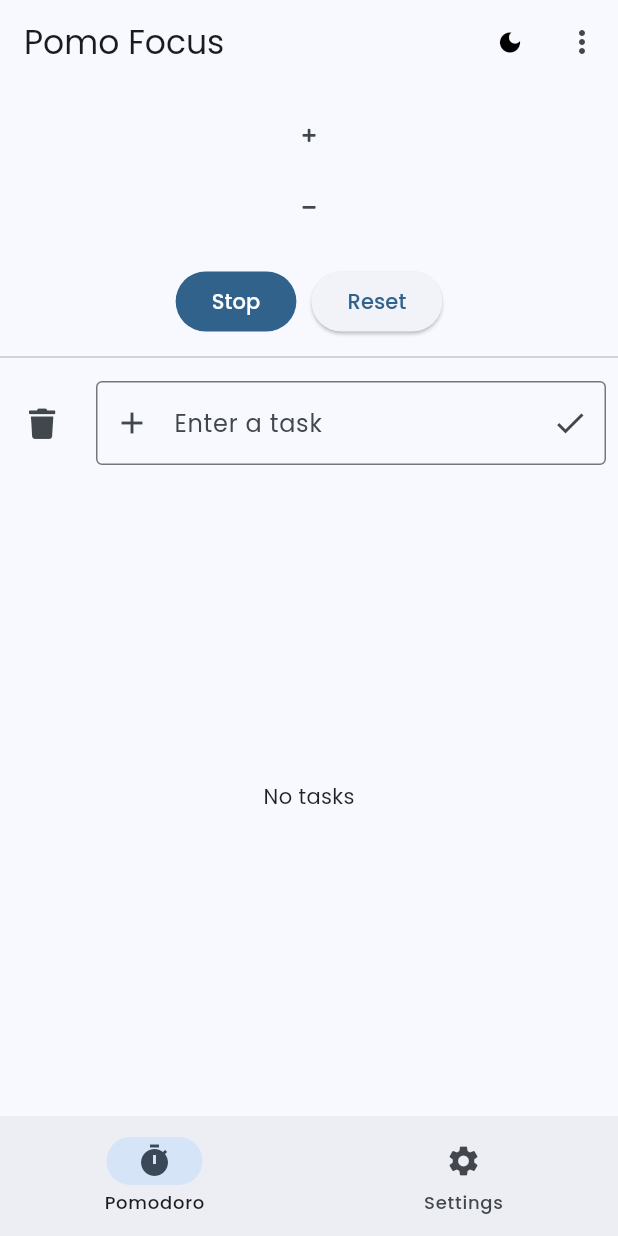
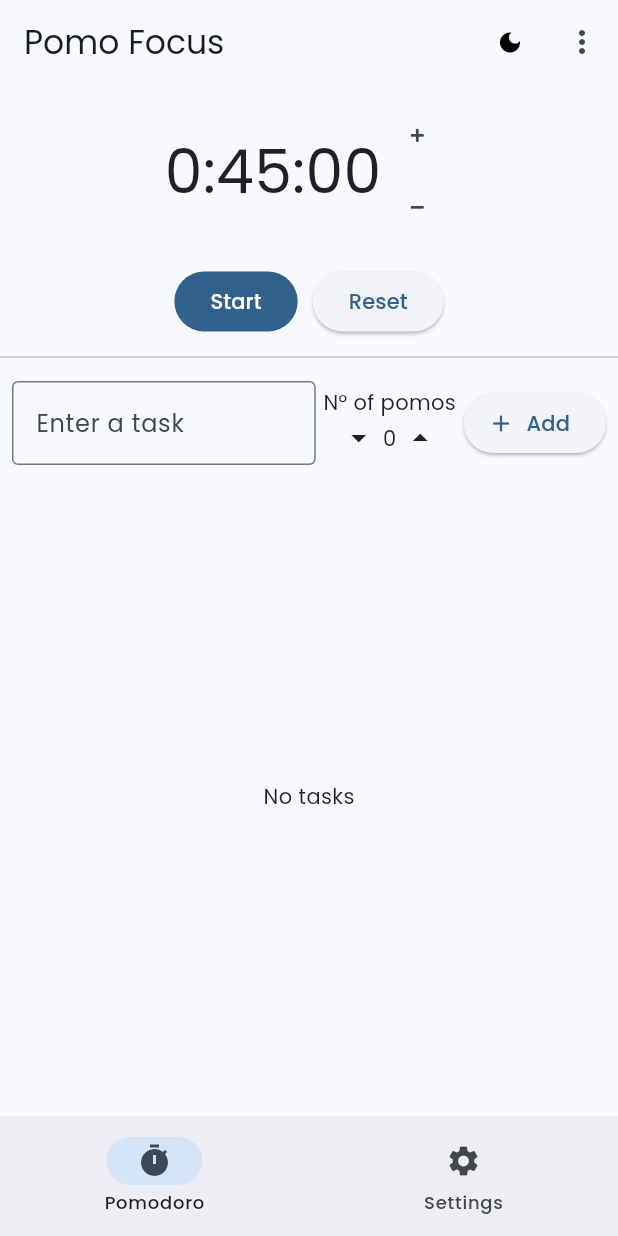
Before and after one commit to zeykafx/flutter_pomodoro_timer_app, a Flutter app: the first screen one second after launch, on a phone screen of 412 x 824 dp. Run offline on Flutter 3.47's test engine with Material 2 defaults, Android fonts, the phone set to English and light mode, and no system bars; our stand-ins replace audioplayers, fluttericon, get, get_storage, google_fonts, styled_widget; missing offline and left inert: audioplayers_web, enum_to_string.

Commit message:
Added pomo counter

```diff
--- a/lib/Pages/Pomo/Tasks/task.dart
+++ b/lib/Pages/Pomo/Tasks/task.dart
@@ -10,12 +10,21 @@
   int id;
   String content;
   TaskType taskType;
+  int plannedPomos;
+  int pomosDone;
 
   Task({
     required this.id,
     required this.content,
     required this.taskType,
+    required this.plannedPomos,
+    required this.pomosDone,
   });
+
+  int incrementPomos() {
+    pomosDone++;
+    return pomosDone;
+  }
 
   TaskType changeType(TaskType newType) {
     taskType = newType;
@@ -31,7 +40,9 @@
     return {
       "id": id,
       "content": content,
-      "taskType": EnumToString.convertToString(taskType)
+      "taskType": EnumToString.convertToString(taskType),
+      "plannedPomos": plannedPomos,
+      "pomosDone": pomosDone
     };
   }
 }
--- a/lib/Pages/Pomo/Tasks/task_input.dart
+++ b/lib/Pages/Pomo/Tasks/task_input.dart
@@ -3,7 +3,9 @@
 import 'package:flutter/foundation.dart';
 import 'package:flutter/material.dart';
 import 'package:flutter_pomodoro_timer_app/Pages/Pomo/Tasks/task.dart';
+import 'package:fluttericon/font_awesome5_icons.dart';
 import 'package:get_storage/get_storage.dart';
+import 'package:styled_widget/styled_widget.dart';
 
 class TaskInput extends StatefulWidget {
   const TaskInput({Key? key, required this.taskListFunction}) : super(key: key);
@@ -29,6 +31,7 @@
   Random random = Random();
   late int hintIdx;
   GetStorage box = GetStorage();
+  int numberOfPomos = 0;
 
   @override
   void initState() {
@@ -42,20 +45,41 @@
     Task newTask = Task(
       id: tasksJson.isNotEmpty ? tasksJson.last["id"] + 1 : 0,
       content: textFieldValue,
-        taskType: TaskType.notStarted
+      taskType: TaskType.notStarted,
+      plannedPomos: numberOfPomos,
+      pomosDone: 0,
     );
 
     // add the new task to the list in the 'json' format and write that to the box
     tasksJson.add(newTask.toJson());
     box.write("Tasks", tasksJson);
 
+    setState(() {
+      numberOfPomos = 0;
+    });
+
     return newTask;
+  }
+
+  void incrementNumberOfPomos(int number) {
+    setState(() {
+      numberOfPomos += number;
+    });
+  }
+
+  void decrementNumberOfPomos(int number) {
+    if (numberOfPomos > 0) {
+      incrementNumberOfPomos(-number);
+    }
   }
 
   @override
   Widget build(BuildContext context) {
-    return  Padding(
+    return Padding(
       padding: const EdgeInsets.all(8.0),
+      child: Row(
+        children: [
+          Expanded(
             child: TextField(
               controller: textEditingController,
               onTap: () {
@@ -64,28 +88,60 @@
                 });
               },
               onSubmitted: (String value) {
-          if (kDebugMode) {
-            print(value);
-          }
                 Task task = createTask(value);
                 widget.taskListFunction(task);
                 textEditingController.clear();
               },
               decoration: InputDecoration(
-            prefixIcon: const Icon(Icons.add),
+                // prefixIcon: const Icon(Icons.add),
                 border: const OutlineInputBorder(),
                 hintText: hintTexts[hintIdx],
                 labelText: "Enter a task",
-            suffixIcon: IconButton(
-              icon: const Icon(Icons.check),
+              ),
+            ),
+          ),
+          Padding(
+            padding: const EdgeInsets.fromLTRB(5, 0, 5, 0),
+            child: Column(
+              children: [
+                const Text("N° of pomos"),
+                [
+                  InkWell(
+                    borderRadius: const BorderRadius.all(Radius.circular(20)),
+                    child: const Icon(Icons.arrow_drop_down),
+                    onTap: () => decrementNumberOfPomos(1),
+                  ),
+                  Padding(
+                    padding: const EdgeInsets.all(4.0),
+                    child: Text("$numberOfPomos"),
+                  ),
+                  InkWell(
+                    borderRadius: const BorderRadius.all(Radius.circular(20)),
+                    child: const Icon(Icons.arrow_drop_up),
+                      onTap: () => incrementNumberOfPomos(1),
+                  ),
+
+                ].toRow(
+                    mainAxisAlignment: MainAxisAlignment.center,
+                    separator: const Padding(padding: EdgeInsets.all(0))
+                ),
+              ],
+            ),
+          ),
+
+          ElevatedButton.icon(
+            icon: const Icon(Icons.add),
+            label: const Text("Add"),
             onPressed: () {
+              if (textEditingController.text.isNotEmpty) {
                 Task task = createTask(textEditingController.text);
                 widget.taskListFunction(task);
                 textEditingController.clear();
+              }
             },
-              tooltip: "Done",
+
           ),
-        ),
+        ],
       ),
     );
   }
--- a/lib/Pages/Pomo/Tasks/task_list.dart
+++ b/lib/Pages/Pomo/Tasks/task_list.dart
@@ -1,6 +1,10 @@
 import 'package:enum_to_string/enum_to_string.dart';
+import 'package:flutter/foundation.dart';
 import 'package:flutter/material.dart';
+import 'package:flutter_pomodoro_timer_app/Pages/Pomo/timer_controller.dart';
+import 'package:flutter_pomodoro_timer_app/main.dart';
 import 'package:fluttericon/font_awesome5_icons.dart';
+import 'package:get/get.dart';
 import 'package:get_storage/get_storage.dart';
 
 import 'task.dart';
@@ -16,10 +20,33 @@
 class _TaskListState extends State<TaskList> {
   GetStorage box = GetStorage();
   List<Task> taskList = [];
+  TimerController timerController = Get.put(TimerController());
 
   @override
   void initState() {
     loadTasks();
+    timerController.timerFinished.listen((bool newVal) {
+      if (kDebugMode) {
+        print(newVal);
+      }
+      if (newVal) {
+        for (Task task in taskList) {
+          if (task.taskType == TaskType.inProgress) {
+
+            setState(() {
+              task.pomosDone++;
+            });
+            // if (task.pomosDone == task.plannedPomos) {
+            //   task.changeType(TaskType.done);
+            // }
+
+          }
+        }
+        timerController.changeTimerFinished(false);
+        updateTasks();
+      }
+
+    });
     super.initState();
   }
 
@@ -32,8 +59,9 @@
       Task task = Task(
           id: singleTask["id"],
           content: singleTask["content"],
-          taskType: EnumToString.fromString(TaskType.values, singleTask["taskType"])!
-      );
+          taskType: EnumToString.fromString(TaskType.values, singleTask["taskType"])!,
+          pomosDone: singleTask["pomosDone"],
+          plannedPomos: singleTask["plannedPomos"]);
       taskList.add(task);
     }
   }
@@ -90,56 +118,69 @@
     return Column(
       mainAxisSize: MainAxisSize.min,
       children: [
-        // ROW: Clear tasks button and Input field
-        Row(
+        TaskInput(taskListFunction: taskListCallback),
+
+        // list view
+        Expanded(
+          child: taskList.isNotEmpty
+              ? ListView.builder(
+                  shrinkWrap: true,
+                  itemCount: taskList.length,
+                  itemBuilder: (BuildContext context, int index) {
+                    Task task = taskList[index];
+                    return ListTile(
+                      tileColor: task.taskType == TaskType.inProgress ? Theme.of(context).colorScheme.onSecondary : null,
+                      title: Text(
+                        task.content,
+                        style: TextStyle(
+                            decoration: task.taskType == TaskType.done ? TextDecoration.lineThrough : TextDecoration.none,
+                            decorationThickness: 3,
+                            decorationColor: Theme.of(context).colorScheme.primary),
+                      ),
+                      leading: task.plannedPomos > 0 ? Text("${task.pomosDone}/${task.plannedPomos}") : null,
+                      trailing: Row(
+                        mainAxisSize: MainAxisSize.min,
                         children: [
+                          ElevatedButton.icon(
+                              onPressed: () {
+                                if (task.taskType == TaskType.notStarted) {
+                                  setState(() {
+                                    task.changeType(TaskType.inProgress);
+                                  });
+                                } else if (task.taskType == TaskType.inProgress) {
+                                  setState(() {
+                                    task.changeType(TaskType.done);
+                                  });
+                                } else {
+                                  setState(() {
+                                    task.changeType(TaskType.notStarted);
+                                  });
+                                }
+
+                                updateTasks();
+                              },
+                              icon: Icon(task.taskType == TaskType.notStarted ? FontAwesome5.hourglass_start : task.taskType == TaskType.inProgress ? Icons.check : Icons.restart_alt),
+                              label: Text(task.taskType == TaskType.notStarted ? "Start" : task.taskType == TaskType.inProgress ? "Done" : "Restart")),
+                        ],
+                      ),
+                    );
+                  })
+              : const Center(
+                  child: Text("No tasks"),
+                ),
+        ),
+
+        if (taskList.isNotEmpty)
           Padding(
-              padding: const EdgeInsets.all(4.0),
-              child: IconButton(
+            padding: const EdgeInsets.all(8.0),
+            child: ElevatedButton.icon(
+                label: const Text("Clear"),
                 onPressed: () => clearTaskList(context),
                 icon: const Icon(
                   FontAwesome5.trash,
                   size: 20,
                 )),
           ),
-            Expanded(child: TaskInput(taskListFunction: taskListCallback)),
-          ],
-        ),
-        // list view
-        Expanded(
-          child: taskList.isNotEmpty ? ListView.builder(
-              shrinkWrap: true,
-              itemCount: taskList.length,
-              itemBuilder: (BuildContext context, int index) {
-                Task task = taskList[index];
-                return ListTile(
-                  title: Text(
-                    task.content,
-                    style: TextStyle(
-                        decoration: task.taskType == TaskType.done ? TextDecoration.lineThrough : TextDecoration.none,
-                        decorationThickness: 3,
-                        decorationColor: Theme.of(context).colorScheme.primary
-                    ),
-                  ),
-                  trailing: Checkbox(
-                    value: task.taskType == TaskType.done,
-                    activeColor: Theme.of(context).colorScheme.primary,
-                    onChanged: (bool? value) {
-                      if (value!) {
-                        setState(() {
-                          task.taskType = TaskType.done;
-                        });
-                      } else {
-                        setState(() {
-                          task.taskType = TaskType.inProgress;
-                        });
-                      }
-                      updateTasks();
-                    },
-                  ),
-                );
-              }) : const Center(child: Text("No tasks"),),
-        )
       ],
     );
   }
--- a/lib/Pages/Pomo/pomo.dart
+++ b/lib/Pages/Pomo/pomo.dart
@@ -1,9 +1,12 @@
 import 'dart:async';
 import 'package:audioplayers/audioplayers.dart';
+import 'package:enum_to_string/enum_to_string.dart';
 import 'package:flutter/foundation.dart';
 import 'package:flutter/material.dart';
+import 'package:flutter_pomodoro_timer_app/Pages/Pomo/Tasks/task.dart';
 import 'package:flutter_pomodoro_timer_app/Pages/Pomo/reset_button.dart';
 import 'package:flutter_pomodoro_timer_app/Pages/Pomo/start_stop_button.dart';
+import 'package:flutter_pomodoro_timer_app/Pages/Pomo/timer_controller.dart';
 import 'package:fluttericon/font_awesome5_icons.dart';
 import 'package:get/get.dart';
 import 'package:get_storage/get_storage.dart';
@@ -26,6 +29,8 @@
   late Timer timer;
   bool isTimerFinished = false;
 
+  TimerController timerController = Get.put(TimerController());
+
   final AudioPlayer player = AudioPlayer();
   GetStorage box = GetStorage();
 
@@ -35,6 +40,8 @@
 
     getPreviousPomoLength();
     startTimer();
+    updateFormattedTimeLeftString();
+    timer.cancel();
   }
 
   @override
@@ -45,9 +52,7 @@
 
   void getPreviousPomoLength() {
     int boxLength = box.read("pomoLengthSeconds") ?? Duration(minutes: defaultMinutes).inSeconds;
-    if (kDebugMode) {
-      print(boxLength);
-    }
+
     if (boxLength > 0) {
       endTimestamp = DateTime.now().add(Duration(seconds: boxLength)).millisecondsSinceEpoch;
       pomoLengthSeconds = boxLength;
@@ -63,6 +68,7 @@
   void startTimer() {
     setState(() {
       endTimestamp = getDateTime().add(DateTime.now().add(Duration(seconds: pomoLengthSeconds)).difference(getDateTime())).millisecondsSinceEpoch;
+      timerController.changeTimerFinished(false);
       timer = Timer.periodic(const Duration(milliseconds: 1000), (Timer t) {
         updateFormattedTimeLeftString();
         if (!isTimerFinished) {
@@ -78,6 +84,7 @@
       pomoLengthSeconds = Duration(minutes: minutes).inSeconds;
       box.write("pomoLengthSeconds", pomoLengthSeconds);
       isTimerFinished = false;
+      timerController.changeTimerFinished(false);
     });
   }
 
@@ -107,6 +114,8 @@
       timer.cancel();
       pomoLengthSeconds = 0;
       box.write("pomoLengthSeconds", 0);
+      timerController.changeTimerFinished(true);
+
       return true;
     } else {
       pomoLengthSeconds = getDateTime().difference(DateTime.now()).inSeconds;
@@ -127,7 +136,9 @@
       });
     } else {
       setState(() {
-        timer.cancel();
+        // timer.cancel();
+        // timerController.changeTimerFinished(true);
+        isTimerDone();
       });
     }
     return timeLeftString;
--- /dev/null
+++ b/lib/Pages/Pomo/timer_controller.dart
@@ -0,0 +1,9 @@
+import 'package:get/get.dart';
+
+class TimerController extends GetxController {
+  RxBool timerFinished = false.obs;
+
+  void changeTimerFinished(bool boolean) {
+    timerFinished.value = boolean;
+  }
+}
```
Lines whose indentation alone changed are shown as unchanged.
